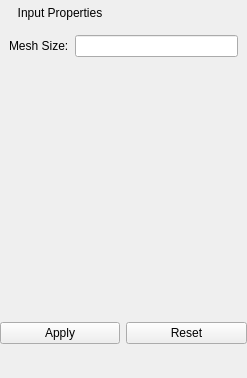
The window that Application/qInputPropertiesWidget.ui (Sprunth/RGG) describes before a commit, drawn with Qt 5.
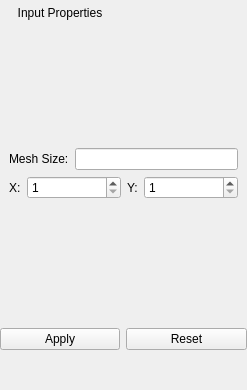
The same window after the commit. The open tabs and pages were chosen to show the change.

Commit message:
Combine lattice and assembly editing widgets into one page
Remove "Lattice" tree item since it's no longer necessary.
Also fix bug where currently open assembly was not auto-selected
in the tree after being opened.

The edit to the form file:
```diff
--- a/Application/qInputPropertiesWidget.ui
+++ b/Application/qInputPropertiesWidget.ui
@@ -7,7 +7,7 @@
     <x>0</x>
     <y>0</y>
     <width>247</width>
-    <height>378</height>
+    <height>390</height>
    </rect>
   </property>
   <property name="sizePolicy">
@@ -177,28 +177,70 @@
      </widget>
      <widget class="QWidget" name="pageAssembly">
       <layout class="QGridLayout" name="gridLayout_14">
-       <item row="0" column="1">
-        <widget class="QLineEdit" name="MeshSize"/>
-       </item>
-       <item row="0" column="0">
-        <widget class="QLabel" name="label_31">
-         <property name="text">
-          <string>Mesh Size:</string>
-         </property>
-        </widget>
-       </item>
-       <item row="1" column="0" colspan="2">
-        <spacer name="verticalSpacer_7">
-         <property name="orientation">
-          <enum>Qt::Vertical</enum>
-         </property>
-         <property name="sizeHint" stdset="0">
-          <size>
-           <width>20</width>
-           <height>219</height>
-          </size>
-         </property>
-        </spacer>
+       <item row="2" column="0" colspan="3">
+        <layout class="QVBoxLayout" name="verticalLayout">
+         <item>
+          <layout class="QHBoxLayout" name="horizontalLayout_2">
+           <item>
+            <widget class="QLabel" name="label_31">
+             <property name="text">
+              <string>Mesh Size:</string>
+             </property>
+            </widget>
+           </item>
+           <item>
+            <widget class="QLineEdit" name="MeshSize"/>
+           </item>
+          </layout>
+         </item>
+         <item>
+          <layout class="QHBoxLayout" name="horizontalLayout">
+           <item>
+            <widget class="QLabel" name="label_8">
+             <property name="sizePolicy">
+              <sizepolicy hsizetype="Fixed" vsizetype="Preferred">
+               <horstretch>0</horstretch>
+               <verstretch>0</verstretch>
+              </sizepolicy>
+             </property>
+             <property name="text">
+              <string>X:</string>
+             </property>
+            </widget>
+           </item>
+           <item>
+            <widget class="QSpinBox" name="latticeX">
+             <property name="minimum">
+              <number>1</number>
+             </property>
+            </widget>
+           </item>
+           <item>
+            <widget class="QLabel" name="label_11">
+             <property name="sizePolicy">
+              <sizepolicy hsizetype="Fixed" vsizetype="Preferred">
+               <horstretch>0</horstretch>
+               <verstretch>0</verstretch>
+              </sizepolicy>
+             </property>
+             <property name="text">
+              <string>Y:</string>
+             </property>
+            </widget>
+           </item>
+           <item>
+            <widget class="QSpinBox" name="latticeY">
+             <property name="minimum">
+              <number>1</number>
+             </property>
+            </widget>
+           </item>
+          </layout>
+         </item>
+         <item>
+          <layout class="QVBoxLayout" name="latticecontainerLayout"/>
+         </item>
+        </layout>
        </item>
       </layout>
      </widget>
@@ -585,51 +627,7 @@
       </layout>
      </widget>
      <widget class="QWidget" name="pageLattice">
-      <layout class="QGridLayout" name="gridLayout_12">
-       <item row="0" column="1">
-        <widget class="QSpinBox" name="latticeX">
-         <property name="minimum">
-          <number>1</number>
-         </property>
-        </widget>
-       </item>
-       <item row="0" column="0">
-        <widget class="QLabel" name="label_8">
-         <property name="sizePolicy">
-          <sizepolicy hsizetype="Fixed" vsizetype="Preferred">
-           <horstretch>0</horstretch>
-           <verstretch>0</verstretch>
-          </sizepolicy>
-         </property>
-         <property name="text">
-          <string>X:</string>
-         </property>
-        </widget>
-       </item>
-       <item row="0" column="3">
-        <widget class="QSpinBox" name="latticeY">
-         <property name="minimum">
-          <number>1</number>
-         </property>
-        </widget>
-       </item>
-       <item row="0" column="2">
-        <widget class="QLabel" name="label_11">
-         <property name="sizePolicy">
-          <sizepolicy hsizetype="Fixed" vsizetype="Preferred">
-           <horstretch>0</horstretch>
-           <verstretch>0</verstretch>
-          </sizepolicy>
-         </property>
-         <property name="text">
-          <string>Y:</string>
-         </property>
-        </widget>
-       </item>
-       <item row="1" column="0" colspan="4">
-        <layout class="QVBoxLayout" name="latticecontainerLayout"/>
-       </item>
-      </layout>
+      <layout class="QGridLayout" name="gridLayout_12"/>
      </widget>
     </widget>
    </item>
```
Left out of the diff: 16 changed lines with no effect on the pictures. The commit also changes 2 other files.
